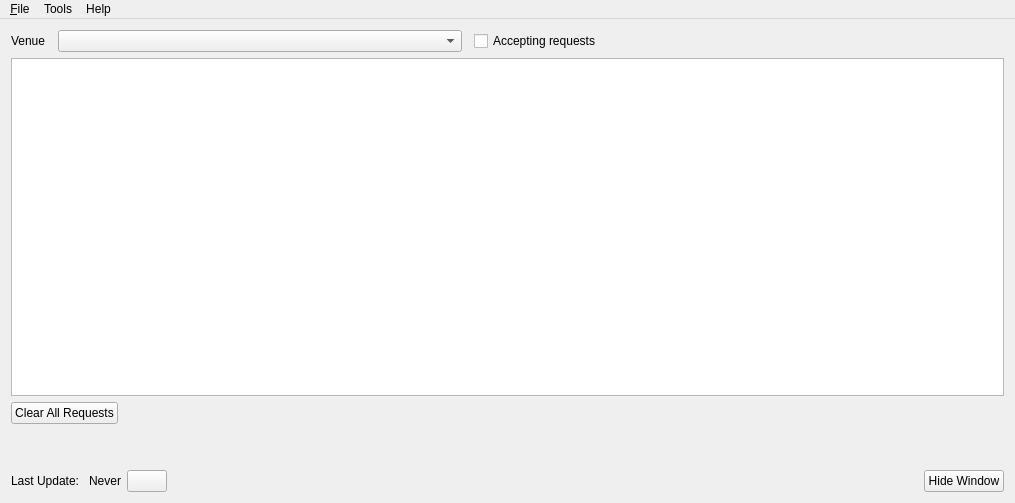
Before: the Qt Designer form src/songbookclient.ui in OpenKJ/SongbookAgent, drawn with Qt 5.
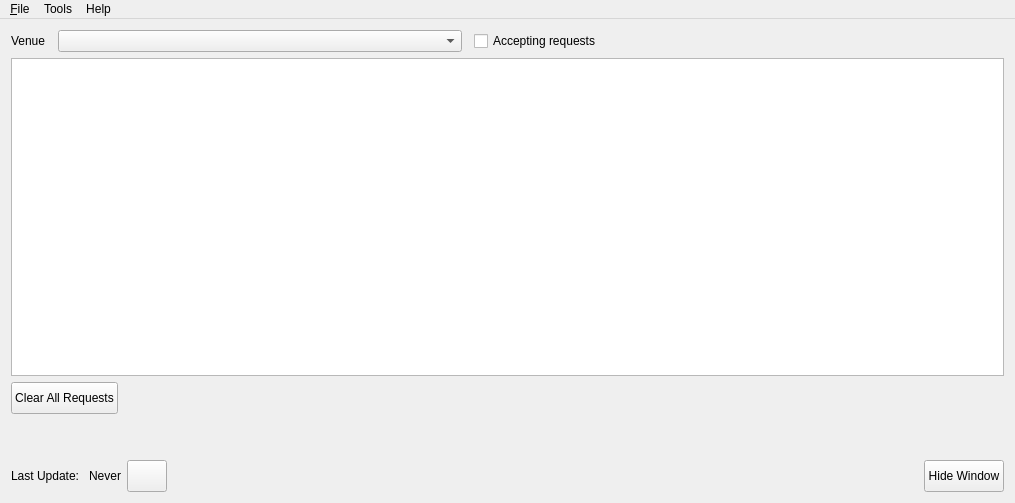
After: the same form once the commit is applied. Icons and pictures are not drawn.

The edit to the form file:
```diff
--- a/src/songbookclient.ui
+++ b/src/songbookclient.ui
@@ -92,6 +92,12 @@
       </property>
       <item>
        <widget class="QPushButton" name="btnClear">
+        <property name="minimumSize">
+         <size>
+          <width>0</width>
+          <height>32</height>
+         </size>
+        </property>
         <property name="text">
          <string>Clear All Requests</string>
         </property>
@@ -133,6 +139,12 @@
       </item>
       <item>
        <widget class="QPushButton" name="btnRefresh">
+        <property name="minimumSize">
+         <size>
+          <width>0</width>
+          <height>32</height>
+         </size>
+        </property>
         <property name="text">
          <string/>
         </property>
@@ -142,8 +154,8 @@
         </property>
         <property name="iconSize">
          <size>
-          <width>24</width>
-          <height>24</height>
+          <width>32</width>
+          <height>32</height>
          </size>
         </property>
        </widget>
@@ -163,6 +175,12 @@
       </item>
       <item>
        <widget class="QPushButton" name="btnHide">
+        <property name="minimumSize">
+         <size>
+          <width>0</width>
+          <height>32</height>
+         </size>
+        </property>
         <property name="text">
          <string>Hide Window</string>
         </property>
```
Left out of the diff: 11 changed lines with no effect on the pictures.
